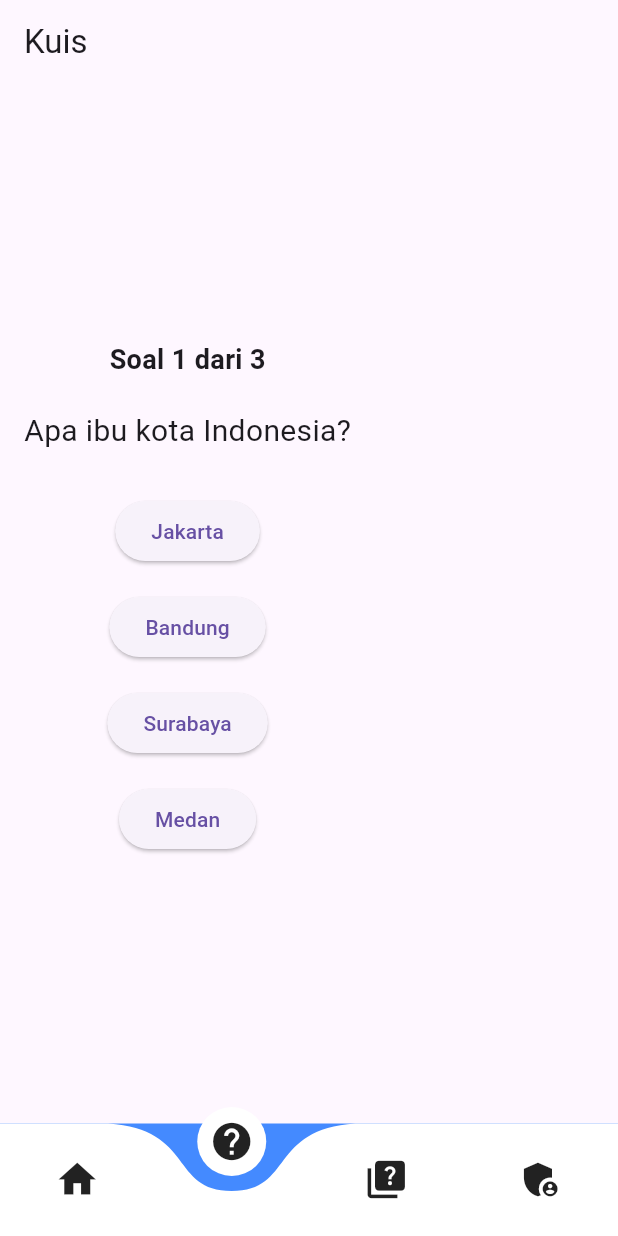
After one commit to LearnProgrammingDev/project_psb_flutterr_apps_media_pembelajaran, a Flutter app: the screen it shows after launch, item 2 of the bottom bar chosen, on a phone screen of 412 x 824 dp. The commit adds this screen. Run offline on Flutter 3.47's test engine with Material 3 defaults, Android fonts, the phone set to English and light mode, and no system bars; drawn by our look-alikes of curved_navigation_bar; our stand-ins replace video_player; missing offline and left inert: pdfx.

Commit message:
membuat halaman quiz version 1

```diff
--- /dev/null
+++ b/lib/Screen/quiz_model.dart
@@ -0,0 +1,11 @@
+class QuizQuestion {
+  final String question;
+  final List<String> options;
+  final int correctAnswerIndex;
+
+  QuizQuestion({
+    required this.question,
+    required this.options,
+    required this.correctAnswerIndex,
+  });
+}
--- /dev/null
+++ b/lib/Screen/quiz_screen.dart
@@ -0,0 +1,93 @@
+import 'package:flutter/material.dart';
+import 'package:project_splashscreen/Screen/quiz_model.dart';
+import 'package:project_splashscreen/Screen/result_screen.dart'; // Pastikan model sudah dibuat
+
+class QuizScreen extends StatefulWidget {
+  @override
+  _QuizScreenState createState() => _QuizScreenState();
+}
+
+class _QuizScreenState extends State<QuizScreen> {
+  int currentQuestionIndex = 0;
+  int score = 0;
+
+  // 🔽 Letakkan daftar soal di sini, sebelum build()
+  List<QuizQuestion> questions = [
+    QuizQuestion(
+      question: "Apa ibu kota Indonesia?",
+      options: ["Jakarta", "Bandung", "Surabaya", "Medan"],
+      correctAnswerIndex: 0,
+    ),
+    QuizQuestion(
+      question: "Berapa hasil dari 2 + 2?",
+      options: ["3", "4", "5", "6"],
+      correctAnswerIndex: 1,
+    ),
+    QuizQuestion(
+      question: "Siapa penulis novel 'Laskar Pelangi'?",
+      options: ["Andrea Hirata", "Pramoedya", "Tere Liye", "Dewi Lestari"],
+      correctAnswerIndex: 0,
+    ),
+  ];
+
+  void _checkAnswer(int selectedOption) {
+    if (selectedOption == questions[currentQuestionIndex].correctAnswerIndex) {
+      score++;
+    }
+
+    if (currentQuestionIndex < questions.length - 1) {
+      setState(() {
+        currentQuestionIndex++;
+      });
+    } else {
+      Navigator.pushReplacement(
+        context,
+        MaterialPageRoute(
+          builder:
+              (context) => ResultScreen(score: score, total: questions.length),
+        ),
+      );
+    }
+  }
+
+  @override
+  Widget build(BuildContext context) {
+    return Scaffold(
+      appBar: AppBar(title: Text("Kuis")),
+      body: Padding(
+        padding: const EdgeInsets.all(16.0),
+        child: Column(
+          mainAxisAlignment: MainAxisAlignment.center,
+          children: [
+            Text(
+              "Soal ${currentQuestionIndex + 1} dari ${questions.length}",
+              style: TextStyle(fontSize: 18, fontWeight: FontWeight.bold),
+            ),
+            SizedBox(height: 20),
+            Text(
+              questions[currentQuestionIndex].question,
+              style: TextStyle(fontSize: 20),
+            ),
+            SizedBox(height: 20),
+            ...questions[currentQuestionIndex].options
+                .asMap()
+                .map(
+                  (index, option) => MapEntry(
+                    index,
+                    Padding(
+                      padding: const EdgeInsets.symmetric(vertical: 8.0),
+                      child: ElevatedButton(
+                        onPressed: () => _checkAnswer(index),
+                        child: Text(option),
+                      ),
+                    ),
+                  ),
+                )
+                .values
+                .toList(),
+          ],
+        ),
+      ),
+    );
+  }
+}
--- a/lib/navigation.dart
+++ b/lib/navigation.dart
@@ -1,6 +1,7 @@
 import 'package:flutter/material.dart';
 import 'package:curved_navigation_bar/curved_navigation_bar.dart';
 import 'package:project_splashscreen/Screen/materi.dart';
+import 'package:project_splashscreen/Screen/quiz_screen.dart';
 import 'package:project_splashscreen/Screen/bantuan.dart';
 import 'package:project_splashscreen/Screen/profile.dart';
 
@@ -12,7 +13,12 @@ class BottomNavBar extends StatefulWidget {
 }
 
 class _BottomNavBarState extends State<BottomNavBar> {
-  List screens = [const Materi(), const Bantuan(), const Profile()];
+  List screens = [
+    const Materi(),
+    QuizScreen(),
+    const Bantuan(),
+    const Profile(),
+  ];
 
   int _intpage = 0;
 
@@ -25,6 +31,7 @@ class _BottomNavBarState extends State<BottomNavBar> {
         items: <Widget>[
           Icon(Icons.home, size: 30),
           Icon(Icons.help, size: 30),
+          Icon(Icons.quiz, size: 30),
           Icon(Icons.admin_panel_settings, size: 30),
         ],
 
```
Also changed, not shown: lib/Screen/result_screen.dart (added, +34 -0 lines).
